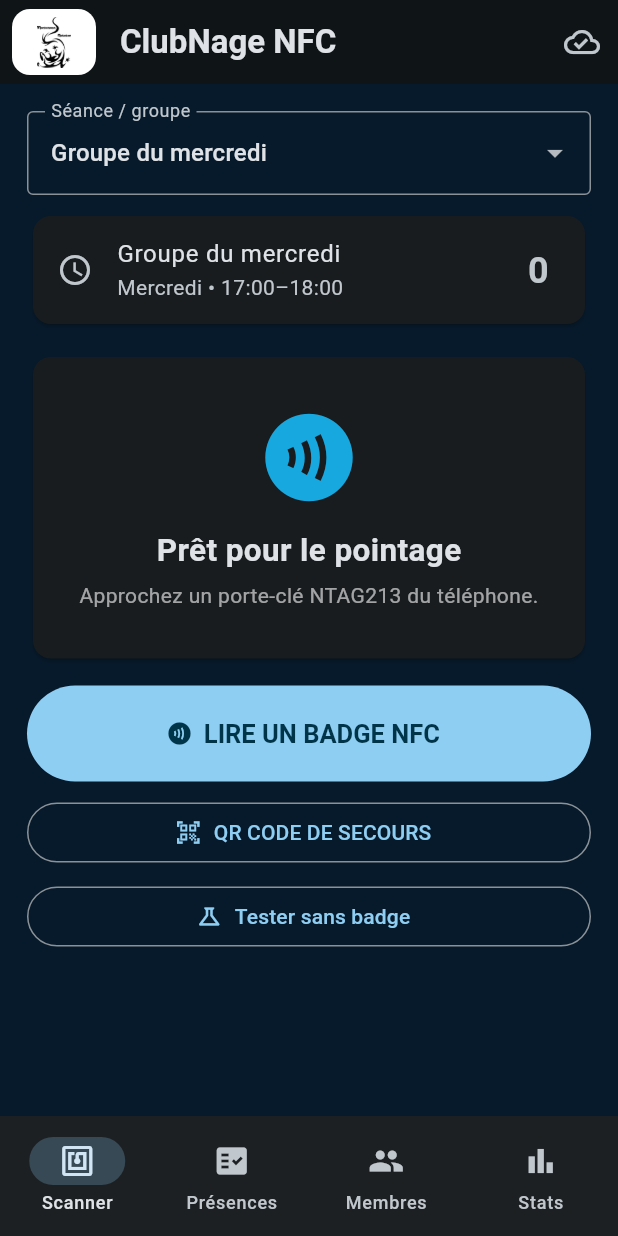
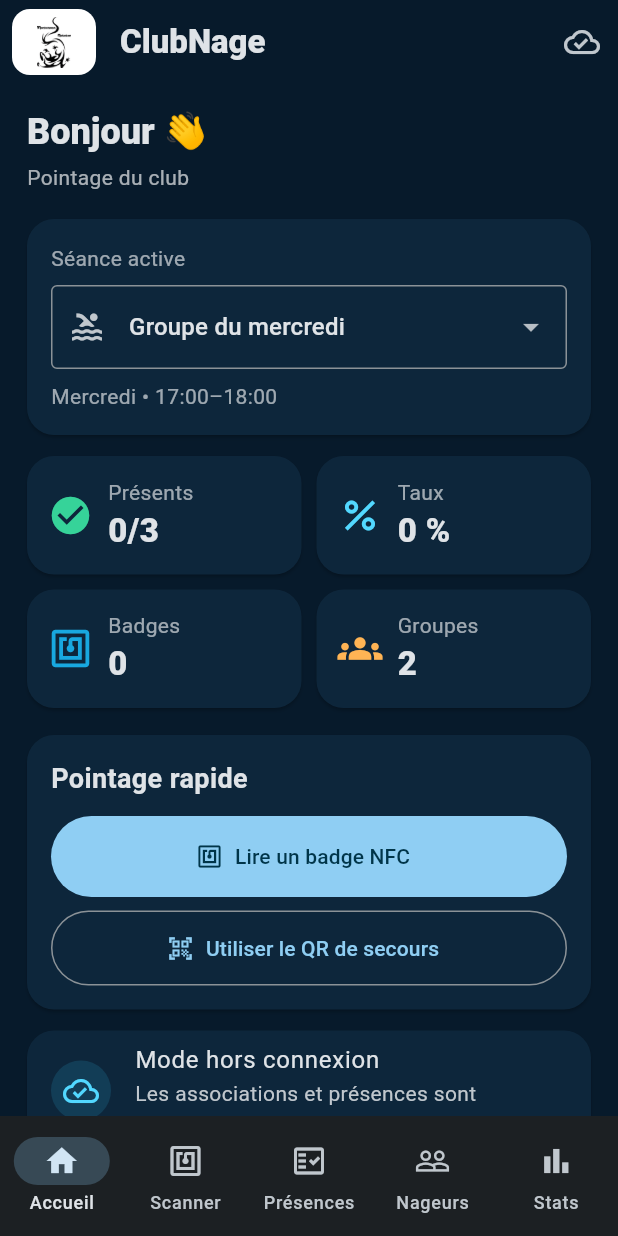
Before and after one commit to arcenickteam/ClubNage-NFC, a Flutter app: the screen it shows after launch, on a phone screen of 412 x 824 dp. Run offline on Flutter 3.47's test engine with Material 3 defaults, Android fonts, the phone set to English and light mode, and no system bars; our stand-ins replace shared_preferences; missing offline and left inert: mobile_scanner, nfc_manager.

Commit message:
main.dart

```diff
--- a/lib/main.dart
+++ b/lib/main.dart
@@ -3,6 +3,12 @@ import 'package:mobile_scanner/mobile_scanner.dart';
 import 'package:shared_preferences/shared_preferences.dart';
 import 'models.dart';
 import 'services/nfc_service.dart';
+
+const navy = Color(0xFF071A2B);
+const blue = Color(0xFF18A8E0);
+const cyan = Color(0xFF52D8FF);
+const green = Color(0xFF36D399);
+const orange = Color(0xFFFFB454);
 
 void main() {
   WidgetsFlutterBinding.ensureInitialized();
@@ -19,9 +25,14 @@ class ClubNageApp extends StatelessWidget {
       debugShowCheckedModeBanner: false,
       theme: ThemeData(
         brightness: Brightness.dark,
-        scaffoldBackgroundColor: const Color(0xFF071A2B),
-        colorScheme: ColorScheme.fromSeed(seedColor: const Color(0xFF18A8E0), brightness: Brightness.dark),
+        scaffoldBackgroundColor: navy,
+        colorScheme: ColorScheme.fromSeed(seedColor: blue, brightness: Brightness.dark),
         useMaterial3: true,
+        cardTheme: CardThemeData(
+          color: const Color(0xFF0D263B),
+          margin: EdgeInsets.zero,
+          shape: RoundedRectangleBorder(borderRadius: BorderRadius.circular(18)),
+        ),
       ),
       home: const ClubNageHome(),
     );
@@ -40,6 +51,7 @@ class _ClubNageHomeState extends State<ClubNageHome> {
   String groupId = 'mercredi';
   AttendanceResult? result;
   bool scanning = false;
+  String memberSearch = '';
   final Set<String> present = {};
   final Map<String, String> assignedUids = {};
 
@@ -66,30 +78,67 @@ class _ClubNageHomeState extends State<ClubNageHome> {
     final map = <String, String>{};
     for (final m in members) {
       final v = prefs.getString('uid_${m.id}');
-      if (v != null) map[m.id] = v;
+      if (v != null && v.isNotEmpty) map[m.id] = v;
     }
     if (mounted) setState(() => assignedUids.addAll(map));
   }
 
-  Future<void> _saveAssignment(Member m, String uid) async {
+  Future<bool> _saveAssignment(Member m, String uid) async {
+    final normalized = uid.trim().toUpperCase();
+    final other = _memberForUid(normalized, excludeId: m.id);
+    if (other != null) {
+      _showInfo('Badge déjà utilisé', 'Ce badge est déjà associé à ${other.fullName}.');
+      return false;
+    }
     final prefs = await SharedPreferences.getInstance();
-    await prefs.setString('uid_${m.id}', uid);
-    setState(() => assignedUids[m.id] = uid);
+    await prefs.setString('uid_${m.id}', normalized);
+    if (!mounted) return true;
+    setState(() => assignedUids[m.id] = normalized);
+    return true;
   }
 
-  Member? _memberForUid(String uid) {
+  Member? _memberForUid(String uid, {String? excludeId}) {
+    final wanted = uid.toUpperCase();
     for (final m in members) {
-      if ((assignedUids[m.id] ?? m.nfcUid).toUpperCase() == uid.toUpperCase()) return m;
+      if (m.id == excludeId) continue;
+      final saved = assignedUids[m.id];
+      if (saved != null && saved.toUpperCase() == wanted) return m;
+    }
+    // Demo fallback: keep the original demo UID working until it is reassigned.
+    for (final m in members) {
+      if (m.id == excludeId) continue;
+      if (m.nfcUid.toUpperCase() == wanted && !assignedUids.containsKey(m.id)) return m;
     }
     return null;
   }
 
-  Future<void> _startNfc() async {
-    setState(() { scanning = true; result = null; });
+  Member? _memberFromIdentifier(String identifier, String method) {
+    if (method == 'NFC') return _memberForUid(identifier);
+    for (final m in members) {
+      if (m.qrToken == identifier) return m;
+    }
+    return null;
+  }
+
+  Future<void> _startNfc({Member? associationTarget}) async {
+    if (scanning) return;
+    setState(() {
+      scanning = true;
+      if (associationTarget == null) result = null;
+    });
+
     await nfc.scan(
-      onRead: (read) {
+      onRead: (read) async {
         if (!mounted) return;
         setState(() => scanning = false);
+        if (associationTarget != null) {
+          final saved = await _saveAssignment(associationTarget, read.uid);
+          if (!mounted) return;
+          if (saved) {
+            _showInfo('Badge associé', 'Le badge ${read.uid} est maintenant associé à ${associationTarget.fullName}.');
+          }
+          return;
+        }
         _processIdentifier(read.uid, method: 'NFC');
       },
       onError: (message) {
@@ -103,30 +152,24 @@ class _ClubNageHomeState extends State<ClubNageHome> {
   }
 
   void _processIdentifier(String identifier, {required String method}) {
-    Member? member;
-    if (method == 'NFC') {
-      member = _memberForUid(identifier);
-    } else {
-      member = members.where((m) => m.qrToken == identifier).firstOrNull;
-    }
-
+    final member = _memberFromIdentifier(identifier, method);
     if (member == null) {
       setState(() => result = AttendanceResult(status: AttendanceStatus.unknown, title: 'Badge inconnu', message: '$method non associé à un nageur.', uid: identifier));
       return;
     }
 
     if (!member.groups.contains(groupId)) {
-      setState(() => result = AttendanceResult(status: AttendanceStatus.denied, title: 'Mauvais groupe', message: '${member!.fullName} n’est pas inscrit sur ${_currentGroup.name}.', member: member, uid: identifier));
+      setState(() => result = AttendanceResult(status: AttendanceStatus.denied, title: 'Mauvais groupe', message: '${member.fullName} n’est pas inscrit sur ${_currentGroup.name}.', member: member, uid: identifier));
       return;
     }
 
     if (present.contains(member.id)) {
-      setState(() => result = AttendanceResult(status: AttendanceStatus.duplicate, title: 'Déjà présent', message: '${member!.fullName} a déjà été pointé pour cette séance.', member: member, uid: identifier));
+      setState(() => result = AttendanceResult(status: AttendanceStatus.duplicate, title: 'Déjà présent', message: '${member.fullName} a déjà été pointé pour cette séance.', member: member, uid: identifier));
       return;
     }
 
     setState(() {
-      present.add(member!.id);
+      present.add(member.id);
       result = AttendanceResult(status: AttendanceStatus.present, title: 'Présence validée', message: '${member.fullName} est présent(e).', member: member, uid: identifier);
     });
   }
@@ -142,9 +185,11 @@ class _ClubNageHomeState extends State<ClubNageHome> {
 
   @override
   Widget build(BuildContext context) {
-    final pages = [_scannerPage(), _presencePage(), _membersPage(), _statsPage()];
+    final pages = [_homePage(), _scannerPage(), _presencePage(), _membersPage(), _statsPage()];
     return Scaffold(
       appBar: AppBar(
+        backgroundColor: navy,
+        surfaceTintColor: Colors.transparent,
         leadingWidth: 64,
         leading: Padding(
           padding: const EdgeInsets.only(left: 8, top: 6, bottom: 6),
@@ -154,138 +199,155 @@ class _ClubNageHomeState extends State<ClubNageHome> {
             child: Image.asset('assets/montchanin_natation_logo.png', fit: BoxFit.contain),
           ),
         ),
-        title: const Text('ClubNage NFC', style: TextStyle(fontWeight: FontWeight.bold)),
-        actions: [IconButton(onPressed: () => _showInfo('Synchronisation', 'La file de synchronisation multi-téléphones sera branchée à l’étape serveur.'), icon: const Icon(Icons.cloud_done_outlined))],
+        title: const Text('ClubNage', style: TextStyle(fontWeight: FontWeight.w800)),
+        actions: [
+          IconButton(onPressed: () => _showInfo('Synchronisation', 'La synchronisation multi-téléphones sera branchée à l’étape serveur.'), icon: const Icon(Icons.cloud_done_outlined)),
+        ],
       ),
-      body: pages[tab],
+      body: SafeArea(child: pages[tab]),
       bottomNavigationBar: NavigationBar(
         selectedIndex: tab,
         onDestinationSelected: (i) => setState(() => tab = i),
         destinations: const [
+          NavigationDestination(icon: Icon(Icons.home_outlined), selectedIcon: Icon(Icons.home), label: 'Accueil'),
           NavigationDestination(icon: Icon(Icons.nfc), label: 'Scanner'),
-          NavigationDestination(icon: Icon(Icons.fact_check), label: 'Présences'),
-          NavigationDestination(icon: Icon(Icons.people), label: 'Membres'),
-          NavigationDestination(icon: Icon(Icons.bar_chart), label: 'Stats'),
+          NavigationDestination(icon: Icon(Icons.fact_check_outlined), selectedIcon: Icon(Icons.fact_check), label: 'Présences'),
+          NavigationDestination(icon: Icon(Icons.people_outline), selectedIcon: Icon(Icons.people), label: 'Nageurs'),
+          NavigationDestination(icon: Icon(Icons.bar_chart_outlined), selectedIcon: Icon(Icons.bar_chart), label: 'Stats'),
         ],
       ),
     );
   }
 
-  Widget _scannerPage() {
+  Widget _homePage() {
+    final current = members.where((m) => m.groups.contains(groupId)).length;
+    final rate = current == 0 ? 0 : (present.length / current * 100).round();
     return ListView(
-      padding: const EdgeInsets.all(18),
+      padding: const EdgeInsets.fromLTRB(18, 8, 18, 24),
       children: [
-        DropdownButtonFormField<String>(
-          initialValue: groupId,
-          decoration: const InputDecoration(labelText: 'Séance / groupe', border: OutlineInputBorder()),
-          items: groups.map((g) => DropdownMenuItem(value: g.id, child: Text(g.name))).toList(),
-          onChanged: (v) { if (v != null) setState(() { groupId = v; result = null; }); },
-        ),
+        const SizedBox(height: 8),
+        Text('Bonjour 👋', style: Theme.of(context).textTheme.headlineSmall?.copyWith(fontWeight: FontWeight.w800)),
+        const SizedBox(height: 4),
+        Text('Pointage du club', style: TextStyle(color: Colors.white.withValues(alpha: .65))),
+        const SizedBox(height: 18),
+        _sessionHeader(),
+        const SizedBox(height: 14),
+        Row(children: [
+          Expanded(child: _metric('Présents', '${present.length}/$current', Icons.check_circle, green)),
+          const SizedBox(width: 10),
+          Expanded(child: _metric('Taux', '$rate %', Icons.percent, cyan)),
+        ]),
         const SizedBox(height: 10),
-        Card(child: ListTile(leading: const Icon(Icons.schedule), title: Text(_currentGroup.name), subtitle: Text(_currentGroup.schedule), trailing: Text('${present.length}', style: const TextStyle(fontSize: 24, fontWeight: FontWeight.bold)))),
+        Row(children: [
+          Expanded(child: _metric('Badges', '${assignedUids.length}', Icons.nfc, blue)),
+          const SizedBox(width: 10),
+          Expanded(child: _metric('Groupes', '${groups.length}', Icons.groups, orange)),
+        ]),
+        const SizedBox(height: 18),
+        Card(child: Padding(padding: const EdgeInsets.all(16), child: Column(crossAxisAlignment: CrossAxisAlignment.start, children: [
+          const Text('Pointage rapide', style: TextStyle(fontSize: 18, fontWeight: FontWeight.bold)),
+          const SizedBox(height: 12),
+          FilledButton.icon(onPressed: () => setState(() => tab = 1), icon: const Icon(Icons.nfc), label: const Text('Lire un badge NFC'), style: FilledButton.styleFrom(minimumSize: const Size.fromHeight(54))),
+          const SizedBox(height: 9),
+          OutlinedButton.icon(onPressed: () => setState(() => tab = 1), icon: const Icon(Icons.qr_code_scanner), label: const Text('Utiliser le QR de secours'), style: OutlinedButton.styleFrom(minimumSize: const Size.fromHeight(50))),
+        ]))),
         const SizedBox(height: 14),
-        if (result != null) _resultCard(result!) else _waitingCard(),
-        const SizedBox(height: 14),
-        FilledButton.icon(
-          onPressed: scanning ? null : _startNfc,
-          icon: const Icon(Icons.contactless),
-          label: Text(scanning ? 'Approchez le badge…' : 'LIRE UN BADGE NFC'),
-          style: FilledButton.styleFrom(minimumSize: const Size.fromHeight(64), textStyle: const TextStyle(fontSize: 17, fontWeight: FontWeight.bold)),
-        ),
-        const SizedBox(height: 10),
-        OutlinedButton.icon(onPressed: scanning ? null : _openQrScanner, icon: const Icon(Icons.qr_code_scanner), label: const Text('QR CODE DE SECOURS')),
-        const SizedBox(height: 8),
-        OutlinedButton.icon(onPressed: () => _processIdentifier('04:11:22:33:44:55:66', method: 'NFC'), icon: const Icon(Icons.science_outlined), label: const Text('Tester sans badge')),
+        Card(child: ListTile(leading: const CircleAvatar(backgroundColor: Color(0xFF123D56), child: Icon(Icons.cloud_done_outlined, color: cyan)), title: const Text('Mode hors connexion'), subtitle: const Text('Les associations et présences sont conservées localement.'))),
       ],
     );
   }
 
-  Widget _waitingCard() => Card(child: Padding(padding: const EdgeInsets.symmetric(vertical: 32, horizontal: 16), child: Column(children: const [Icon(Icons.contactless, size: 70, color: Color(0xFF18A8E0)), SizedBox(height: 12), Text('Prêt pour le pointage', style: TextStyle(fontSize: 21, fontWeight: FontWeight.bold)), SizedBox(height: 5), Text('Approchez un porte-clé NTAG213 du téléphone.', textAlign: TextAlign.center, style: TextStyle(color: Colors.white60))])));
+  Widget _sessionHeader() => Card(child: Padding(padding: const EdgeInsets.all(16), child: Column(crossAxisAlignment: CrossAxisAlignment.start, children: [
+    const Text('Séance active', style: TextStyle(color: Colors.white60)),
+    const SizedBox(height: 8),
+    DropdownButtonFormField<String>(
+      initialValue: groupId,
+      decoration: const InputDecoration(border: OutlineInputBorder(), prefixIcon: Icon(Icons.pool)),
+      items: groups.map((g) => DropdownMenuItem(value: g.id, child: Text(g.name))).toList(),
+      onChanged: (v) { if (v != null) setState(() { groupId = v; result = null; present.clear(); }); },
+    ),
+    const SizedBox(height: 8),
+    Text(_currentGroup.schedule, style: const TextStyle(color: Colors.white60)),
+  ])));
+
+  Widget _metric(String title, String value, IconData icon, Color color) => Card(child: Padding(padding: const EdgeInsets.all(14), child: Row(children: [Icon(icon, color: color, size: 30), const SizedBox(width: 10), Expanded(child: Column(crossAxisAlignment: CrossAxisAlignment.start, children: [Text(title, style: const TextStyle(color: Colors.white60)), Text(value, style: const TextStyle(fontSize: 22, fontWeight: FontWeight.w800))]))])));
+
+  Widget _scannerPage() {
+    return ListView(padding: const EdgeInsets.fromLTRB(18, 10, 18, 24), children: [
+      _sectionTitle('Lecture NFC', 'Pointage rapide par porte-clé NTAG213'),
+      _sessionHeader(),
+      const SizedBox(height: 14),
+      if (result != null) _resultCard(result!) else _waitingCard(),
+      const SizedBox(height: 14),
+      FilledButton.icon(onPressed: scanning ? null : _startNfc, icon: const Icon(Icons.contactless), label: Text(scanning ? 'Approchez le badge…' : 'LIRE UN BADGE NFC'), style: FilledButton.styleFrom(minimumSize: const Size.fromHeight(64), textStyle: const TextStyle(fontSize: 17, fontWeight: FontWeight.bold))),
+      const SizedBox(height: 10),
+      OutlinedButton.icon(onPressed: scanning ? null : _openQrScanner, icon: const Icon(Icons.qr_code_scanner), label: const Text('QR CODE DE SECOURS')),
+    ];
+  }
+
+  Widget _sectionTitle(String title, String subtitle) => Padding(padding: const EdgeInsets.only(bottom: 12), child: Column(crossAxisAlignment: CrossAxisAlignment.start, children: [Text(title, style: const TextStyle(fontSize: 25, fontWeight: FontWeight.w800)), const SizedBox(height: 3), Text(subtitle, style: const TextStyle(color: Colors.white60))]));
+
+  Widget _waitingCard() => Card(child: Padding(padding: const EdgeInsets.symmetric(vertical: 30, horizontal: 16), child: Column(children: const [Icon(Icons.contactless, size: 70, color: cyan), SizedBox(height: 12), Text('Prêt pour le pointage', style: TextStyle(fontSize: 21, fontWeight: FontWeight.bold)), SizedBox(height: 5), Text('Approchez un porte-clé NTAG213 du téléphone.', textAlign: TextAlign.center, style: TextStyle(color: Colors.white60))])));
 
   Widget _resultCard(AttendanceResult r) {
-    final color = r.ok ? Colors.green : r.duplicate ? Colors.orange : Colors.red;
-    return Card(child: Container(decoration: BoxDecoration(border: Border(left: BorderSide(color: color, width: 6))), padding: const EdgeInsets.all(18), child: Column(children: [Icon(r.ok ? Icons.check_circle : r.duplicate ? Icons.info : Icons.cancel, color: color, size: 52), const SizedBox(height: 8), Text(r.title, style: TextStyle(color: color, fontSize: 21, fontWeight: FontWeight.bold)), const SizedBox(height: 5), Text(r.message, textAlign: TextAlign.center)])));
+    final color = r.ok ? green : r.duplicate ? orange : Colors.redAccent;
+    return Card(child: Container(decoration: BoxDecoration(border: Border(left: BorderSide(color: color, width: 6))), padding: const EdgeInsets.all(18), child: Column(children: [Icon(r.ok ? Icons.check_circle : r.duplicate ? Icons.info : Icons.cancel, color: color, size: 52), const SizedBox(height: 8), Text(r.title, style: TextStyle(color: color, fontSize: 21, fontWeight: FontWeight.bold)), const SizedBox(height: 5), Text(r.message, textAlign: TextAlign.center), if (r.uid != null) ...[const SizedBox(height: 8), Text(r.uid!, style: const TextStyle(color: Colors.white38, fontSize: 11))]])));
   }
 
   Widget _presencePage() {
     final current = members.where((m) => m.groups.contains(groupId)).toList();
-    return ListView(padding: const EdgeInsets.all(12), children: [
-      ListTile(title: Text(_currentGroup.name, style: const TextStyle(fontSize: 21, fontWeight: FontWeight.bold)), subtitle: Text('${present.length}/${current.length} présents')),
-      ...current.map((m) => Card(child: ListTile(leading: CircleAvatar(child: Text(m.firstName[0])), title: Text(m.fullName), subtitle: Text(m.groups.join(' • ')), trailing: Icon(present.contains(m.id) ? Icons.check_circle : Icons.radio_button_unchecked, color: present.contains(m.id) ? Colors.green : Colors.white38)))),
+    return ListView(padding: const EdgeInsets.fromLTRB(12, 10, 12, 24), children: [
+      _sectionTitle('Présences', '${_currentGroup.name} • ${present.length}/${current.length} présents'),
+      ...current.map((m) => Card(margin: const EdgeInsets.only(bottom: 8), child: ListTile(leading: CircleAvatar(backgroundColor: present.contains(m.id) ? const Color(0xFF164D42) : const Color(0xFF123D56), child: Text(m.firstName[0])), title: Text(m.fullName), subtitle: Text(assignedUids.containsKey(m.id) ? 'Badge associé' : 'Badge non associé'), trailing: Icon(present.contains(m.id) ? Icons.check_circle : Icons.radio_button_unchecked, color: present.contains(m.id) ? green : Colors.white38)) )),
     ]);
   }
 
-  Widget _membersPage() => ListView(padding: const EdgeInsets.all(12), children: [
-    const ListTile(title: Text('Membres', style: TextStyle(fontSize: 24, fontWeight: FontWeight.bold)), subtitle: Text('Nageurs, groupes et association des badges')),
-    ...members.map((m) => Card(child: ListTile(leading: const Icon(Icons.person), title: Text(m.fullName), subtitle: Text(m.groups.map((id) => groups.firstWhere((g) => g.id == id).name).join(', ')), trailing: Icon(assignedUids.containsKey(m.id) ? Icons.nfc : Icons.link_off, color: assignedUids.containsKey(m.id) ? Colors.green : Colors.white38), onTap: () => _showMember(m)))),
-  ]);
+  Widget _membersPage() {
+    final filtered = members.where((m) => m.fullName.toLowerCase().contains(memberSearch.toLowerCase())).toList();
+    return ListView(padding: const EdgeInsets.fromLTRB(12, 10, 12, 24), children: [
+      _sectionTitle('Nageurs', '${members.length} membres • association des badges'),
+      TextField(onChanged: (v) => setState(() => memberSearch = v), decoration: const InputDecoration(prefixIcon: Icon(Icons.search), hintText: 'Rechercher un nageur', border: OutlineInputBorder())),
+      const SizedBox(height: 12),
+      ...filtered.map((m) => Card(margin: const EdgeInsets.only(bottom: 8), child: ListTile(leading: CircleAvatar(child: Text(m.firstName[0])), title: Text(m.fullName), subtitle: Text(m.groups.map((id) => groups.firstWhere((g) => g.id == id).name).join(' • ')), trailing: Icon(assignedUids.containsKey(m.id) ? Icons.nfc : Icons.link_off, color: assignedUids.containsKey(m.id) ? green : Colors.white38), onTap: () => _showMember(m))))
+    ];
+  }
 
   Widget _statsPage() {
     final total = members.where((m) => m.groups.contains(groupId)).length;
     final pct = total == 0 ? 0 : (present.length / total * 100).round();
-    return ListView(padding: const EdgeInsets.all(18), children: [
-      Text(_currentGroup.name, style: const TextStyle(fontSize: 25, fontWeight: FontWeight.bold)),
-      const SizedBox(height: 15),
-      _stat('Présents', '${present.length}/$total', Icons.check_circle),
-      _stat('Taux de présence', '$pct %', Icons.percent),
-      _stat('Groupes actifs', '${groups.length}', Icons.groups),
-      _stat('Badges associés', '${assignedUids.length}', Icons.nfc),
+    return ListView(padding: const EdgeInsets.fromLTRB(18, 10, 18, 24), children: [
+      _sectionTitle('Statistiques', _currentGroup.name),
+      _stat('Présents', '${present.length}/$total', Icons.check_circle, green),
+      _stat('Taux de présence', '$pct %', Icons.percent, cyan),
+      _stat('Badges associés', '${assignedUids.length}', Icons.nfc, blue),
+      _stat('Groupes actifs', '${groups.length}', Icons.groups, orange),
+      const SizedBox(height: 10),
+      const Card(child: ListTile(leading: Icon(Icons.cloud_outlined), title: Text('Synchronisation future'), subtitle: Text('Architecture prête pour une base partagée et OneDrive/Excel.'))),
     ]);
   }
 
-  Widget _stat(String title, String value, IconData icon) => Card(child: ListTile(leading: Icon(icon, size: 34, color: const Color(0xFF18A8E0)), title: Text(title), trailing: Text(value, style: const TextStyle(fontSize: 22, fontWeight: FontWeight.bold))));
+  Widget _stat(String title, String value, IconData icon, Color color) => Card(margin: const EdgeInsets.only(bottom: 9), child: ListTile(leading: Icon(icon, size: 34, color: color), title: Text(title), trailing: Text(value, style: const TextStyle(fontSize: 22, fontWeight: FontWeight.bold))));
 
-void _showMember(Member m) {
-  final controller = TextEditingController(
-    text: assignedUids[m.id] ?? '',
-  );
-
-  showDialog(
-    context: context,
-    builder: (_) => AlertDialog(
+  void _showMember(Member m) {
+    final controller = TextEditingController(text: assignedUids[m.id] ?? '');
+    showDialog(context: context, builder: (_) => AlertDialog(
       title: Text(m.fullName),
-      content: Column(
-        mainAxisSize: MainAxisSize.min,
-        children: [
-          Text(
-            m.groups
-                .map((id) => groups.firstWhere((g) => g.id == id).name)
-                .join('\n'),
-            textAlign: TextAlign.center,
-          ),
-          const SizedBox(height: 15),
-          TextField(
-            controller: controller,
-            decoration: const InputDecoration(
-              labelText: 'UID NFC',
-              hintText: 'Ex. 04:AB:12:34:56:78:90',
-              border: OutlineInputBorder(),
-            ),
-          ),
-        ],
-      ),
+      content: Column(mainAxisSize: MainAxisSize.min, children: [
+        Align(alignment: Alignment.centerLeft, child: Text(m.groups.map((id) => groups.firstWhere((g) => g.id == id).name).join('\n'))),
+        const SizedBox(height: 15),
+        TextField(controller: controller, decoration: const InputDecoration(labelText: 'UID NFC', hintText: 'Ex. 04:AB:12:34:56:78:90', border: OutlineInputBorder())),
+        const SizedBox(height: 12),
+        FilledButton.icon(onPressed: scanning ? null : () async {
+          Navigator.pop(context);
+          await _startNfc(associationTarget: m);
+        }, icon: const Icon(Icons.contactless), label: Text(scanning ? 'Lecture en cours…' : 'SCANNER ET ASSOCIER LE BADGE'), style: FilledButton.styleFrom(minimumSize: const Size.fromHeight(48))),
+      ]),
       actions: [
-        TextButton(
-          onPressed: () => Navigator.pop(context),
-          child: const Text('Annuler'),
-        ),
-        FilledButton(
-          onPressed: () async {
-            final uid = controller.text.trim().toUpperCase();
-
-            if (uid.isNotEmpty) {
-              await _saveAssignment(m, uid);
-            }
-
-            if (!mounted) return;
-            Navigator.pop(context);
-          },
-          child: const Text('Enregistrer'),
-        ),
+        TextButton(onPressed: () => Navigator.pop(context), child: const Text('Annuler')),
+        FilledButton(onPressed: () async { final uid = controller.text.trim().toUpperCase(); if (uid.isNotEmpty) await _saveAssignment(m, uid); if (!mounted) return; Navigator.pop(context); }, child: const Text('Enregistrer')),
       ],
-    ),
-  );
-}
+    ));
+  }
 
   void _showInfo(String title, String message) => showDialog(context: context, builder: (_) => AlertDialog(title: Text(title), content: Text(message), actions: [TextButton(onPressed: () => Navigator.pop(context), child: const Text('OK'))]));
 }
```
